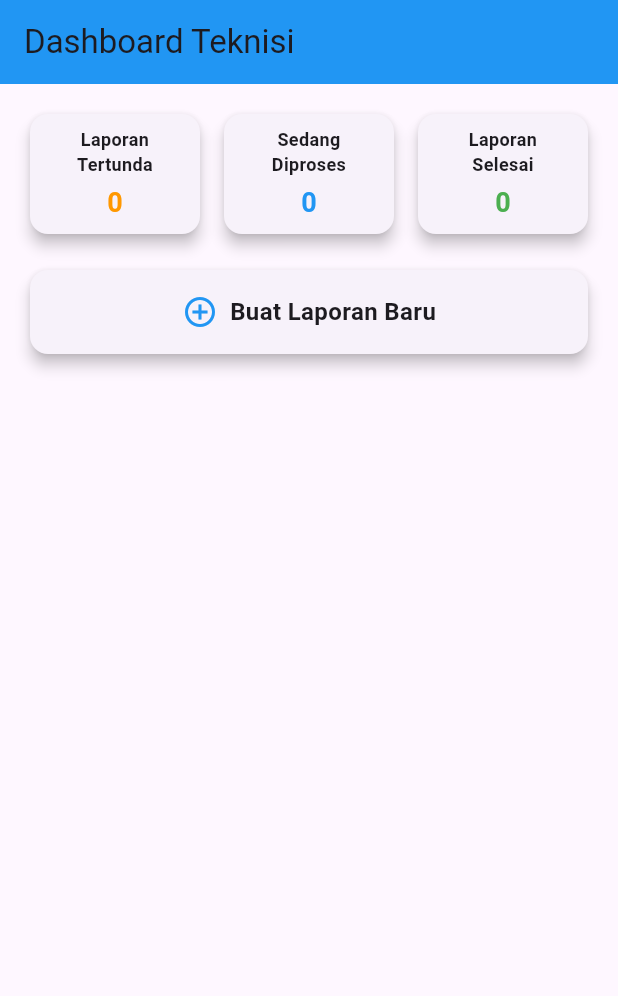
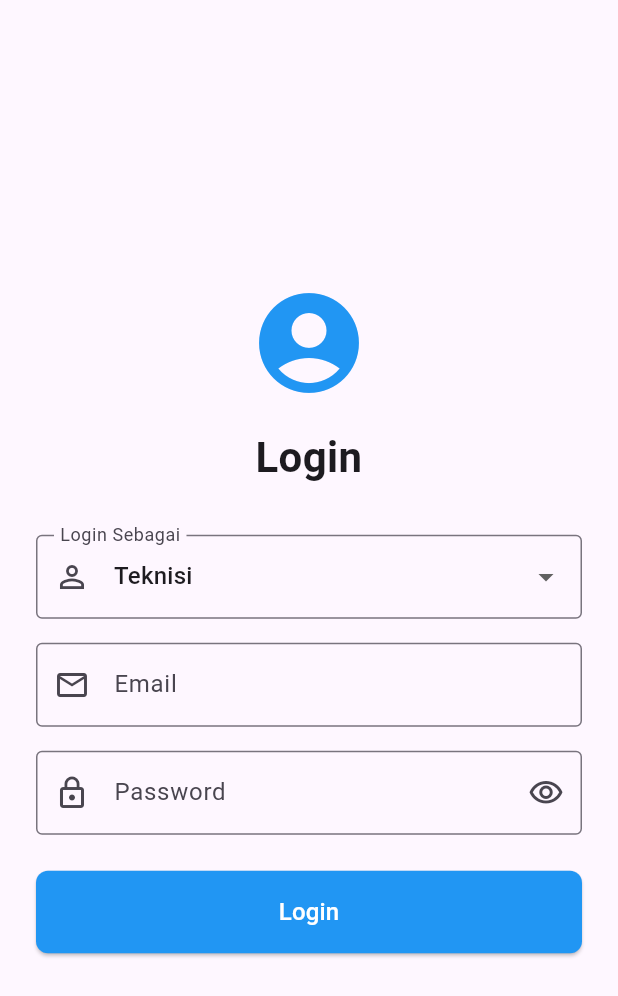
Before and after one commit to BangSam0607-97/Aplikasi_Reporting, a Flutter app: the screen it shows after launch, on a phone screen of 412 x 824 dp. Shown: the top 996 px of the screen. Run offline on Flutter 3.47's test engine with Material 3 defaults, Android fonts, the phone set to English and light mode, and no system bars; our stand-ins replace supabase_flutter; accounts and stored records are empty.

Commit message:
- Menambahkan widget LoginScreen dengan kolom email dan kata sandi. - Mengintegrasikan Supabase untuk autentikasi pengguna. - Implementasi pemilihan peran (Teknisi/Supervisor) dengan navigasi ke dasbor masing-masing. - Menambahkan validasi untuk input email dan kata sandi. - Menghapus berkas dashboard_supervisor.dart yang tidak terpakai. - Memperbarui registrasi plugin untuk platform Linux dan Windows. - Memperbarui pubspec.yaml agar menyertakan dependensi yang diperlukan dan menghapus dependensi yang usang.

```diff
--- a/lib/main.dart
+++ b/lib/main.dart
@@ -1,7 +1,19 @@
 import 'package:flutter/material.dart';
-import 'package:aplikasi_reporting/screens/teknisi/dashboard_teknisi_screen.dart';
+import 'package:supabase_flutter/supabase_flutter.dart';
+import 'screens/auth/login_screen.dart';
+import 'package:intl/date_symbol_data_local.dart';
 
-void main() {
+void main() async {
+  WidgetsFlutterBinding.ensureInitialized();
+
+  await initializeDateFormatting('id_ID', null);
+
+  await Supabase.initialize(
+    url: 'https://etvexypswbstgpywxjis.supabase.co',
+    anonKey:
+        'eyJhbGciOiJIUzI1NiIsInR5cCI6IkpXVCJ9.eyJpc3MiOiJzdXBhYmFzZSIsInJlZiI6ImV0dmV4eXBzd2JzdGdweXd4amlzIiwicm9sZSI6ImFub24iLCJpYXQiOjE3MDM4MjI1ODMsImV4cCI6MjAxOTM5ODU4M30.Lxdr3eZ8kVhJI3lvTZwFnpxUDeVgGBlbM5bj6bYTZRM',
+  );
+
   runApp(const MyApp());
 }
 
@@ -15,8 +27,9 @@ class MyApp extends StatelessWidget {
       theme: ThemeData(
         primarySwatch: Colors.blue,
         visualDensity: VisualDensity.adaptivePlatformDensity,
+        useMaterial3: true, // Enable Material 3
       ),
-      home: const DashboardTeknisiScreen(),
+      home: const LoginScreen(),
       debugShowCheckedModeBanner: false,
     );
   }
--- a/lib/screens/auth/login_screen.dart
+++ b/lib/screens/auth/login_screen.dart
@@ -0,0 +1,241 @@
+import 'package:flutter/material.dart';
+import 'package:supabase_flutter/supabase_flutter.dart';
+import '../teknisi/dashboard_teknisi_screen.dart';
+import '../supervisor/dashboard_supervisor_screen.dart';
+
+class LoginScreen extends StatefulWidget {
+  const LoginScreen({Key? key}) : super(key: key);
+
+  @override
+  State<LoginScreen> createState() => _LoginScreenState();
+}
+
+class _LoginScreenState extends State<LoginScreen> {
+  final _formKey = GlobalKey<FormState>();
+  final _emailController = TextEditingController();
+  final _passwordController = TextEditingController();
+  bool _isLoading = false;
+  bool _obscurePassword = true;
+  String _selectedRole = 'teknisi';
+
+  @override
+  void dispose() {
+    _emailController.dispose();
+    _passwordController.dispose();
+    super.dispose();
+  }
+
+  String? _validateEmail(String? value) {
+    if (value == null || value.isEmpty) {
+      return 'Email tidak boleh kosong';
+    }
+    if (!value.contains('@')) {
+      return 'Email tidak valid';
+    }
+    return null;
+  }
+
+  String? _validatePassword(String? value) {
+    if (value == null || value.isEmpty) {
+      return 'Password tidak boleh kosong';
+    }
+    if (value.length < 6) {
+      return 'Password minimal 6 karakter';
+    }
+    return null;
+  }
+
+  Future<void> _handleLogin() async {
+    if (!_formKey.currentState!.validate()) return;
+
+    setState(() {
+      _isLoading = true;
+    });
+
+    try {
+      final response = await Supabase.instance.client.auth.signInWithPassword(
+        email: _emailController.text.trim(),
+        password: _passwordController.text,
+      );
+
+      if (!mounted) return;
+
+      if (response.user == null) {
+        ScaffoldMessenger.of(context).showSnackBar(
+          const SnackBar(
+            content: Text('Email atau password salah'),
+            backgroundColor: Colors.red,
+          ),
+        );
+        return;
+      }
+
+      // Check user role from database
+      final userData = await Supabase.instance.client
+          .from('users')
+          .select('role')
+          .eq('id', response.user!.id)
+          .single();
+
+      if (!mounted) return;
+
+      if (userData['role'] == _selectedRole) {
+        Navigator.of(context).pushReplacement(
+          MaterialPageRoute(
+            builder: (context) => _selectedRole == 'teknisi'
+                ? const DashboardTeknisiScreen()
+                : const DashboardSupervisorScreen(),
+          ),
+        );
+      } else {
+        ScaffoldMessenger.of(context).showSnackBar(
+          const SnackBar(
+            content: Text('Role tidak sesuai'),
+            backgroundColor: Colors.red,
+          ),
+        );
+      }
+    } on AuthException catch (e) {
+      if (!mounted) return;
+      ScaffoldMessenger.of(context).showSnackBar(
+        SnackBar(content: Text(e.message), backgroundColor: Colors.red),
+      );
+    } catch (e) {
+      if (!mounted) return;
+      ScaffoldMessenger.of(context).showSnackBar(
+        SnackBar(
+          content: Text('Error: ${e.toString()}'),
+          backgroundColor: Colors.red,
+        ),
+      );
+    } finally {
+      if (mounted) {
+        setState(() {
+          _isLoading = false;
+        });
+      }
+    }
+  }
+
+  @override
+  Widget build(BuildContext context) {
+    return Scaffold(
+      body: SafeArea(
+        child: Center(
+          child: SingleChildScrollView(
+            padding: const EdgeInsets.all(24.0),
+            child: Form(
+              key: _formKey,
+              child: Column(
+                mainAxisAlignment: MainAxisAlignment.center,
+                crossAxisAlignment: CrossAxisAlignment.stretch,
+                children: [
+                  // App Logo or Title
+                  const Icon(
+                    Icons.account_circle,
+                    size: 80,
+                    color: Colors.blue,
+                  ),
+                  const SizedBox(height: 16),
+                  const Text(
+                    'Login',
+                    style: TextStyle(fontSize: 28, fontWeight: FontWeight.bold),
+                    textAlign: TextAlign.center,
+                  ),
+                  const SizedBox(height: 32),
+
+                  // Role Selection
+                  DropdownButtonFormField<String>(
+                    value: _selectedRole,
+                    decoration: const InputDecoration(
+                      labelText: 'Login Sebagai',
+                      border: OutlineInputBorder(),
+                      prefixIcon: Icon(Icons.person_outline),
+                    ),
+                    items: const [
+                      DropdownMenuItem(
+                        value: 'teknisi',
+                        child: Text('Teknisi'),
+                      ),
+                      DropdownMenuItem(
+                        value: 'supervisor',
+                        child: Text('Supervisor'),
+                      ),
+                    ],
+                    onChanged: (value) {
+                      setState(() {
+                        _selectedRole = value!;
+                      });
+                    },
+                  ),
+                  const SizedBox(height: 16),
+
+                  // Email Field
+                  TextFormField(
+                    controller: _emailController,
+                    keyboardType: TextInputType.emailAddress,
+                    decoration: const InputDecoration(
+                      labelText: 'Email',
+                      border: OutlineInputBorder(),
+                      prefixIcon: Icon(Icons.email_outlined),
+                    ),
+                    validator: _validateEmail,
+                  ),
+                  const SizedBox(height: 16),
+
+                  // Password Field
+                  TextFormField(
+                    controller: _passwordController,
+                    obscureText: _obscurePassword,
+                    decoration: InputDecoration(
+                      labelText: 'Password',
+                      border: const OutlineInputBorder(),
+                      prefixIcon: const Icon(Icons.lock_outline),
+                      suffixIcon: IconButton(
+                        icon: Icon(
+                          _obscurePassword
+                              ? Icons.visibility_outlined
+                              : Icons.visibility_off_outlined,
+                        ),
+                        onPressed: () {
+                          setState(() {
+                            _obscurePassword = !_obscurePassword;
+                          });
+                        },
+                      ),
+                    ),
+                    validator: _validatePassword,
+                  ),
+                  const SizedBox(height: 24),
+
+                  // Login Button
+                  ElevatedButton(
+                    onPressed: _isLoading ? null : _handleLogin,
+                    style: ElevatedButton.styleFrom(
+                      padding: const EdgeInsets.symmetric(vertical: 16),
+                      backgroundColor: Colors.blue,
+                      foregroundColor: Colors.white,
+                      shape: RoundedRectangleBorder(
+                        borderRadius: BorderRadius.circular(8),
+                      ),
+                    ),
+                    child: _isLoading
+                        ? const SizedBox(
+                            height: 20,
+                            width: 20,
+                            child: CircularProgressIndicator(
+                              strokeWidth: 2,
+                              color: Colors.white,
+                            ),
+                          )
+                        : const Text('Login', style: TextStyle(fontSize: 16)),
+                  ),
+                ],
+              ),
+            ),
+          ),
+        ),
+      ),
+    );
+  }
+}
--- /dev/null
+++ b/lib/screens/supervisor/dashboard_supervisor_screen.dart
@@ -0,0 +1 @@
+a
```
Also changed, not shown: lib/screens/Teknisi/laporan_form_screen.dart (+118 -35 lines), pubspec.yaml (+3 -13 lines), lib/screens/supervisor/dashboard_supervisor.dart (deleted), pubspec.lock, 5 other files.
